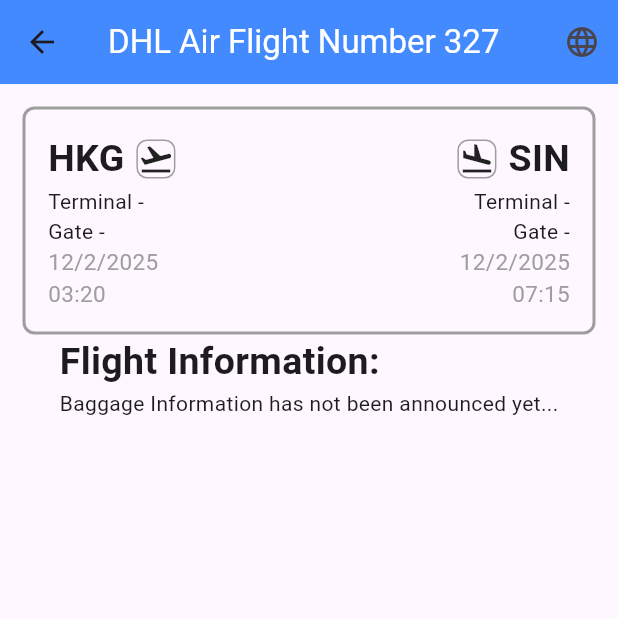
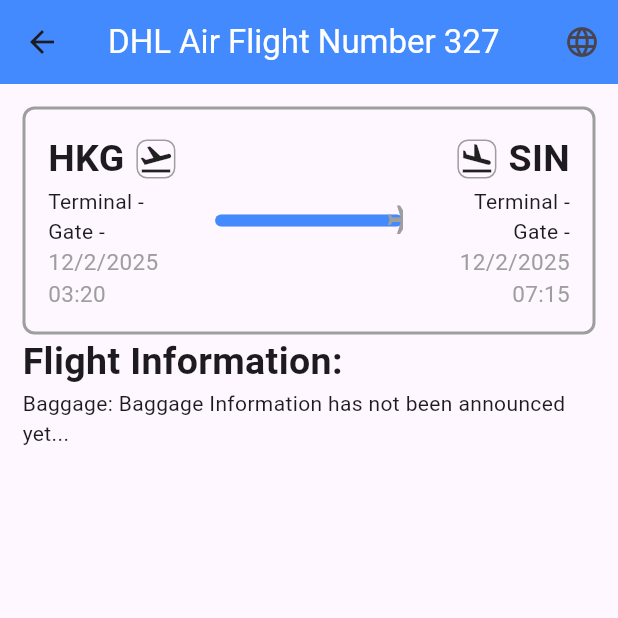
Before and after one commit to raa193/cs1635_mpx_final_project, a Flutter app: the screen it shows after launch, after a tap on "DHL Air", on a phone screen of 412 x 824 dp, the top half of it. Run offline on Flutter 3.47's test engine with Material 3 defaults, Android fonts, the phone set to English and light mode, and no system bars.

Commit message:
Added Dummy Progress Bar
need to fix padding issues on the detailed view

```diff
--- a/mpx/lib/views/flight_detail_view.dart
+++ b/mpx/lib/views/flight_detail_view.dart
@@ -3,6 +3,7 @@ import 'package:mpx/l10n/app_localizations.dart';
 import 'package:mpx/providers/locale_provider.dart';
 import 'package:mpx/viewmodels/flight_view_model.dart';
 import 'package:intl/intl.dart';
+import 'package:mpx/widgets/airplane_progress_bar.dart';
 import 'package:provider/provider.dart';
 
 class FlightDetailView extends StatelessWidget {
@@ -17,7 +18,7 @@ class FlightDetailView extends StatelessWidget {
     return Scaffold(
       appBar: AppBar(
         title: Text(
-          '${flight.airlineData.getName() ?? t.unknownAirline} ${t.flightNumber} ${flight.flightData.getFlightNumber() ?? "Erm"}',
+          '${flight.airlineData.getName() ?? t.unknownAirline} ${t.flightNumber} ${flight.flightData.getFlightNumber() ?? "-"}',
           style: TextStyle(color: Colors.white),
         ),
         backgroundColor: Colors.blueAccent,
@@ -51,11 +52,17 @@ class FlightDetailView extends StatelessWidget {
                 mainAxisAlignment: MainAxisAlignment.spaceBetween,
                 children: [
                   // ~~~~~~~~~~ DEPARTURE INFORMATION ~~~~~~~~~~
-                  Column(
+                  Expanded(
+                    flex: 2,
+                    child: Column(
                       crossAxisAlignment: CrossAxisAlignment.start,
                       children: [
-                      Row(
-                        children:  [
+                        // to coerce row to stay to the left of the screen
+                        SizedBox(
+                          width: double.infinity,
+                          child: Row(
+                            mainAxisAlignment: MainAxisAlignment.start,
+                            children: [
                               Text(
                                 flight.departureData.getIata() ?? '-',
                                 style: TextStyle(
@@ -66,20 +73,26 @@ class FlightDetailView extends StatelessWidget {
                               SizedBox(width: 8),
                               DecoratedBox(
                                 decoration: BoxDecoration(
-                              border: Border.all(color: Colors.grey, width: 1.0),
+                                  border: Border.all(
+                                    color: Colors.grey,
+                                    width: 1.0,
+                                  ),
                                   borderRadius: BorderRadius.circular(7.0),
                                 ),
                                 child: Padding(
                                   padding: EdgeInsets.all(1),
-                              child: Icon(Icons.flight_takeoff)
+                                  child: Icon(Icons.flight_takeoff),
                                 ),
-                          )
+                              ),
                             ],
+                          ),
                         ),
                         Text(
                           '${t.terminal} ${flight.departureData.getTerminal() ?? '-'}',
                         ),
-                      Text('${t.gate} ${flight.departureData.getGate() ?? '-'}'),
+                        Text(
+                          '${t.gate} ${flight.departureData.getGate() ?? '-'}',
+                        ),
                         Text(
                           DateFormat('M/d/y\nHH:mm').format(
                             flight.departureData.getScheduledDepart() ??
@@ -89,21 +102,46 @@ class FlightDetailView extends StatelessWidget {
                         ),
                       ],
                     ),
+                  ),
+                  Expanded(
+                    flex: 3,
+                    child:
+                        Padding(
+                          padding: const EdgeInsets.symmetric(horizontal: 12),
+                          child: FlightProgressBar(
+                            departure:
+                                flight.departureData.getScheduledDepart() ??
+                                DateTime.now(),
+                            arrival:
+                                flight.arrivalData.getScheduledArrival() ??
+                                DateTime.now().add(Duration(hours: 2)),
+                          ),
+                        ),
 
+                  ),
                   // ~~~~~~~~~~ ARRIVAL INFORMATION ~~~~~~~~~~
-                  Column(
+                  Expanded(
+                    flex: 2,
+                    child: Column(
                       crossAxisAlignment: CrossAxisAlignment.end,
                       children: [
-                      Row(
+                        //to coerce row to stay to the right of the screen
+                        SizedBox(
+                          width: double.infinity,
+                          child: Row(
+                            mainAxisAlignment: MainAxisAlignment.end,
                             children: [
                               DecoratedBox(
                                 decoration: BoxDecoration(
-                              border: Border.all(color: Colors.grey, width: 1.0),
+                                  border: Border.all(
+                                    color: Colors.grey,
+                                    width: 1.0,
+                                  ),
                                   borderRadius: BorderRadius.circular(7.0),
                                 ),
                                 child: Padding(
                                   padding: EdgeInsets.all(1),
-                              child: Icon(Icons.flight_land)
+                                  child: Icon(Icons.flight_land),
                                 ),
                               ),
                               SizedBox(width: 8),
@@ -113,13 +151,17 @@ class FlightDetailView extends StatelessWidget {
                                   fontSize: 25,
                                   fontWeight: FontWeight.bold,
                                 ),
+                                textAlign: TextAlign.right,
                               ),
                             ],
+                          ),
                         ),
                         Text(
                           '${t.terminal} ${flight.arrivalData.getTerminal() ?? '-'}',
                         ),
-                      Text('${t.gate} ${flight.arrivalData.getGate() ?? '-'}'),
+                        Text(
+                          '${t.gate} ${flight.arrivalData.getGate() ?? '-'}',
+                        ),
                         Text(
                           DateFormat('M/d/y\nHH:mm').format(
                             flight.arrivalData.getScheduledArrival() ??
@@ -129,6 +171,7 @@ class FlightDetailView extends StatelessWidget {
                           textAlign: TextAlign.right,
                         ),
                       ],
+                    ),
                   ),
                 ],
               ),
@@ -141,8 +184,7 @@ class FlightDetailView extends StatelessWidget {
                   style: TextStyle(fontSize: 25, fontWeight: FontWeight.bold),
                 ),
                 Text(
-                  flight.arrivalData.getBaggage() ??
-                      t.baggageInformationUnannounced,
+                  'Baggage: ${flight.arrivalData.getBaggage() ?? t.baggageInformationUnannounced}',
                 ),
               ],
             ),
--- /dev/null
+++ b/mpx/lib/widgets/airplane_progress_bar.dart
@@ -0,0 +1,97 @@
+import 'package:flutter/material.dart';
+import 'dart:async';
+import 'dart:math' as math;
+
+class FlightProgressBar extends StatefulWidget {
+  final DateTime departure;
+  final DateTime arrival;
+
+  const FlightProgressBar({
+    required this.departure,
+    required this.arrival,
+    super.key,
+  });
+
+  @override
+  _FlightProgressBarState createState() => _FlightProgressBarState();
+}
+
+class _FlightProgressBarState extends State<FlightProgressBar> {
+  late double progress;
+  late Timer _timer;
+
+  @override
+  void initState() {
+    super.initState();
+    _updateProgress();
+
+    _timer = Timer.periodic(Duration(seconds: 30), (_) {
+      setState(() {
+        _updateProgress();
+      });
+    });
+  }
+
+  void _updateProgress() {
+    final now = DateTime.now();
+    final total = widget.arrival.difference(widget.departure).inSeconds;
+    final elapsed = now.difference(widget.departure).inSeconds;
+
+    if (elapsed <= 0)
+      progress = 0;
+    else if (elapsed >= total)
+      progress = 1;
+    else
+      progress = elapsed / total;
+  }
+
+  @override
+  void dispose() {
+    _timer.cancel();
+    super.dispose();
+  }
+
+  @override
+  Widget build(BuildContext context) {
+    return LayoutBuilder(
+      builder: (context, constraints) {
+        final width = constraints.maxWidth;
+
+        return SizedBox(
+          height: 30,
+          child: Stack(
+            alignment: Alignment.centerLeft,
+            children: [
+              // Background bar
+              Container(
+                width: width,
+                height: 8,
+                decoration: BoxDecoration(
+                  color: Colors.grey[300],
+                  borderRadius: BorderRadius.circular(4),
+                ),
+              ),
+              // Progress bar
+              Container(
+                width: width * progress,
+                height: 8,
+                decoration: BoxDecoration(
+                  color: Colors.blueAccent,
+                  borderRadius: BorderRadius.circular(4),
+                ),
+              ),
+              // Plane icon
+              Positioned(
+                left: width * progress - 12,
+                child: Transform.rotate(
+                  angle: math.pi / 2,
+                  child: Icon(Icons.flight, size: 24, color: Colors.grey),
+                ),
+              ),
+            ],
+          ),
+        );
+      },
+    );
+  }
+}
```
Lines whose indentation alone changed are shown as unchanged.
